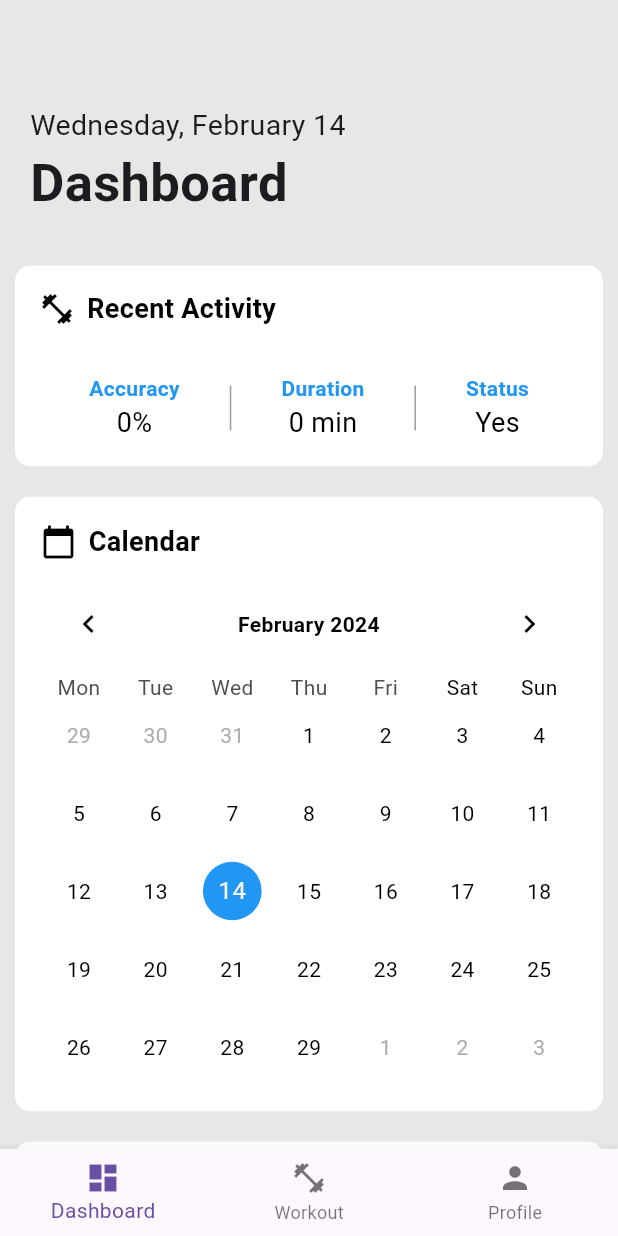
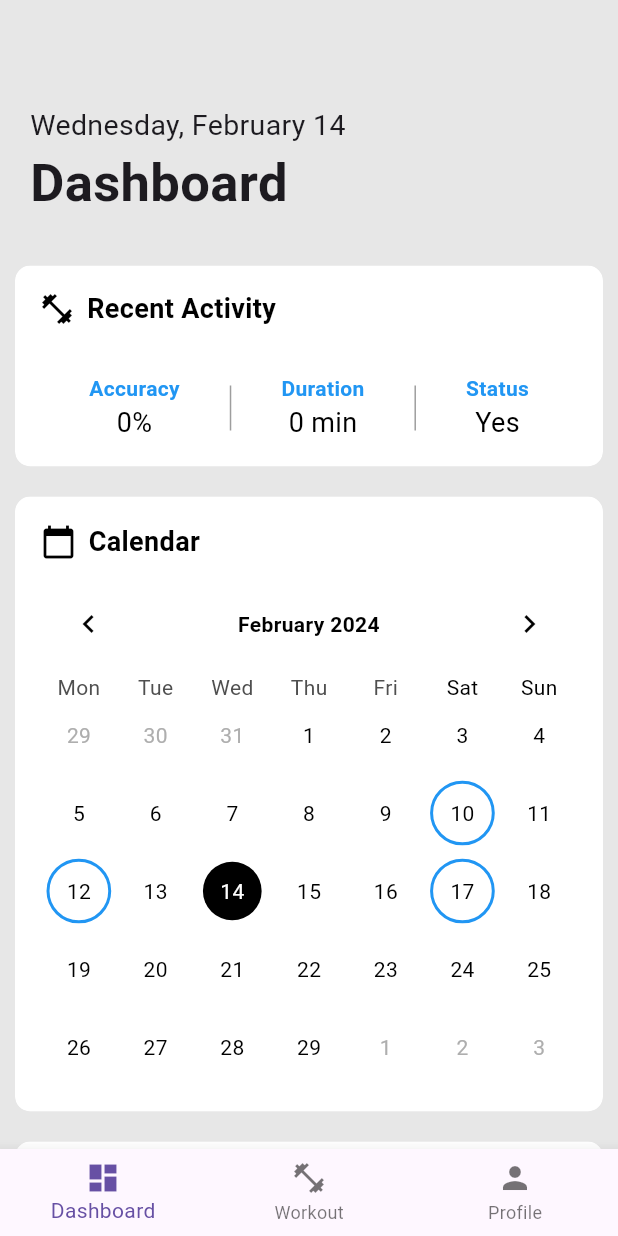
Before and after one commit to Thomas-Chambers/senior_design, a Flutter app: the SignInView screen opened by its route, after a tap on "Sign in", on a phone screen of 412 x 824 dp. Run offline on Flutter 3.47's test engine with Material 3 defaults, Android fonts, the light colour scheme and no system bars; drawn by our look-alikes of table_calendar; our stand-ins replace charts_flutter.

Commit message:
edited calendar widget to show current day and indicate past workouts

```diff
--- a/lib/views/screens/signin_view.dart
+++ b/lib/views/screens/signin_view.dart
@@ -3,7 +3,6 @@ import 'package:provider/provider.dart';
 import 'package:senior_design/view_models/auth_view_model.dart';
 import 'package:senior_design/views/widgets/backgrounds/background.dart';
 import 'package:senior_design/views/widgets/backgrounds/background_name.dart';
-
 
 class SignInView extends StatefulWidget {
   const SignInView({Key? key}) : super(key: key);
@@ -15,12 +14,14 @@ class SignInView extends StatefulWidget {
 class _SignInViewState extends State<SignInView> {
   late TextEditingController _emailController;
   late TextEditingController _passwordController;
+  bool _passwordVisible = false; // Added for password visibility toggle
 
   @override
   void initState() {
     super.initState();
     _emailController = TextEditingController();
     _passwordController = TextEditingController();
+    _passwordVisible = false; // Initialize password visibility to false
   }
 
   @override
@@ -41,13 +42,12 @@ class _SignInViewState extends State<SignInView> {
           icon: Icon(Icons.arrow_back),
           onPressed: () => Navigator.of(context).pop(),
         ),
-        title: Text('Back'), // Optionally, you can also add a title here
-        // align the title to the right of the icon
+        title: Text('Back'),
         centerTitle: false,
         titleSpacing: 0,
         elevation: 0,
-        backgroundColor: Colors.transparent, // Ensure AppBar is transparent
-        foregroundColor: Colors.black, // Set icon color
+        backgroundColor: Colors.transparent,
+        foregroundColor: Colors.black,
       ),
       body: BackgroundImage(
         imagePath: BackgroundName.loginBackground,
@@ -68,7 +68,7 @@ class _SignInViewState extends State<SignInView> {
                 style: TextStyle(
                   fontSize: 32.0,
                   fontWeight: FontWeight.bold,
-                  color: Colors.black, // Ensure text is visible on background
+                  color: Colors.black,
                 ),
               ),
               const SizedBox(height: 24.0),
@@ -77,20 +77,32 @@ class _SignInViewState extends State<SignInView> {
                 decoration: const InputDecoration(
                   labelText: 'Email Address',
                   border: OutlineInputBorder(),
-                  fillColor: Colors.white, // Adding fill color for visibility
+                  fillColor: Colors.white,
                   filled: true,
                 ),
               ),
               const SizedBox(height: 12.0),
               TextField(
                 controller: _passwordController,
-                decoration: const InputDecoration(
+                decoration: InputDecoration(
                   labelText: 'Password',
                   border: OutlineInputBorder(),
-                  fillColor: Colors.white, // Adding fill color for visibility
+                  fillColor: Colors.white,
                   filled: true,
+                  suffixIcon: IconButton(
+                    icon: Icon(
+                      // Change the icon based on password visibility
+                      _passwordVisible ? Icons.visibility : Icons.visibility_off,
+                    ),
+                    onPressed: () {
+                      // Update the password visibility state
+                      setState(() {
+                        _passwordVisible = !_passwordVisible;
+                      });
+                    },
+                  ),
                 ),
-                obscureText: true,
+                obscureText: !_passwordVisible, // Toggle based on _passwordVisible
               ),
               const SizedBox(height: 24.0),
               ElevatedButton(
@@ -114,7 +126,7 @@ class _SignInViewState extends State<SignInView> {
               TextButton(
                 onPressed: () {/* Forgot Password? action */},
                 child: const Text('Forgot Password?',
-                    style: TextStyle(color: Colors.white)),
+                    style: TextStyle(color: Colors.blue)),
               ),
               Spacer(flex: 1),
             ],
--- a/lib/views/widgets/calendar.dart
+++ b/lib/views/widgets/calendar.dart
@@ -2,7 +2,28 @@ import 'package:flutter/material.dart';
 import 'package:table_calendar/table_calendar.dart';
 import 'dart:ui'; // Import this for ImageFilter.
 
-class CalendarWidget extends StatelessWidget {
+class CalendarWidget extends StatefulWidget {
+  @override
+  _CalendarWidgetState createState() => _CalendarWidgetState();
+}
+
+class _CalendarWidgetState extends State<CalendarWidget> {
+  // Define random workout days for the sake of this implementation
+  List<DateTime> workoutDays = [
+    DateTime.now().subtract(Duration(days: 2)), // Example workout day
+    DateTime.now().subtract(Duration(days: 4)), // Another example
+    DateTime.now().add(Duration(days: 3)), // Future workout day
+  ];
+
+  bool isWorkoutDay(DateTime day) {
+    // Check if 'day' is a workout day
+    return workoutDays.any((workoutDay) =>
+    day.year == workoutDay.year &&
+        day.month == workoutDay.month &&
+        day.day == workoutDay.day
+    );
+  }
+
   @override
   Widget build(BuildContext context) {
     return Padding(
@@ -10,15 +31,13 @@ class CalendarWidget extends StatelessWidget {
       child: Align(
         alignment: Alignment.topCenter,
         child: ClipRRect(
-          borderRadius:
-              BorderRadius.circular(10), // Rounded corners for the glass effect
+          borderRadius: BorderRadius.circular(10), // Rounded corners for the glass effect
           child: Container(
             decoration: BoxDecoration(
               color: Colors.white,
               borderRadius: BorderRadius.circular(10),
               border: Border.all(
-                color: Colors.white.withOpacity(
-                    0.2), // Slight border color for better definition
+                color: Colors.white.withOpacity(0.2), // Slight border color for better definition
                 width: 1.0, // Border width
               ),
             ),
@@ -30,9 +49,7 @@ class CalendarWidget extends StatelessWidget {
                 children: <Widget>[
                   Row(
                     children: <Widget>[
-                      Icon(Icons.calendar_today,
-                          color:
-                              Colors.black), // Adjust icon color for visibility
+                      Icon(Icons.calendar_today, color: Colors.black), // Adjust icon color for visibility
                       SizedBox(width: 8),
                       Text(
                         'Calendar',
@@ -58,30 +75,65 @@ class CalendarWidget extends StatelessWidget {
                         fontWeight: FontWeight.bold,
                         color: Colors.black, // Adjust for visibility
                       ),
-                      leftChevronIcon:
-                          Icon(Icons.chevron_left, color: Colors.black),
-                      rightChevronIcon:
-                          Icon(Icons.chevron_right, color: Colors.black),
+                      leftChevronIcon: Icon(Icons.chevron_left, color: Colors.black),
+                      rightChevronIcon: Icon(Icons.chevron_right, color: Colors.black),
                     ),
                     daysOfWeekStyle: DaysOfWeekStyle(
                       weekendStyle: TextStyle(color: Colors.black),
                     ),
                     calendarStyle: CalendarStyle(
                       todayDecoration: BoxDecoration(
-                        color: Colors.blue,
+                        color: Colors.black,
                         shape: BoxShape.circle,
+                      ),
+                      todayTextStyle: TextStyle(
+                        color: Colors.white,
                       ),
                       selectedDecoration: BoxDecoration(
                         color: Colors.orange,
                         shape: BoxShape.circle,
                       ),
-                      weekendTextStyle: TextStyle(
-                          color: Colors.black), // Adjust for better visibility
-                      defaultTextStyle: TextStyle(
-                          color: Colors.black), // Adjust for better visibility
+                      weekendTextStyle: TextStyle(color: Colors.black), // Adjust for better visibility
+                      defaultTextStyle: TextStyle(color: Colors.black), // Adjust for better visibility
+                    ),
+                    calendarBuilders: CalendarBuilders(
+                      defaultBuilder: (context, day, focusedDay) {
+                        if (isWorkoutDay(day)) {
+                          return Container(
+                            margin: const EdgeInsets.all(4.0),
+                            alignment: Alignment.center,
+                            decoration: BoxDecoration(
+                              border: Border.all(color: Colors.blue, width: 2),
+                              shape: BoxShape.circle,
+                            ),
+                            child: Text(
+                              day.day.toString(),
+                              style: TextStyle(color: Colors.black),
+                            ),
+                          );
+                        } else if (day == DateTime.now()) {
+                          return Container(
+                            margin: const EdgeInsets.all(4.0),
+                            alignment: Alignment.center,
+                            decoration: BoxDecoration(
+                              color: Colors.black,
+                              shape: BoxShape.circle,
+                            ),
+                            child: Text(
+                              day.day.toString(),
+                              style: TextStyle(color: Colors.white),
+                            ),
+                          );
+                        }
+                        return null; // Use default appearance for other days
+                      },
                     ),
                     onDaySelected: (selectedDay, focusedDay) {
-                      // Handle day selection
+                      if (isWorkoutDay(selectedDay)) {
+                        // Handle workout day selection
+                        ScaffoldMessenger.of(context)
+                            .showSnackBar(SnackBar(content: Text('Workout day selected!')));
+                      }
                     },
                   ),
                 ],
```
